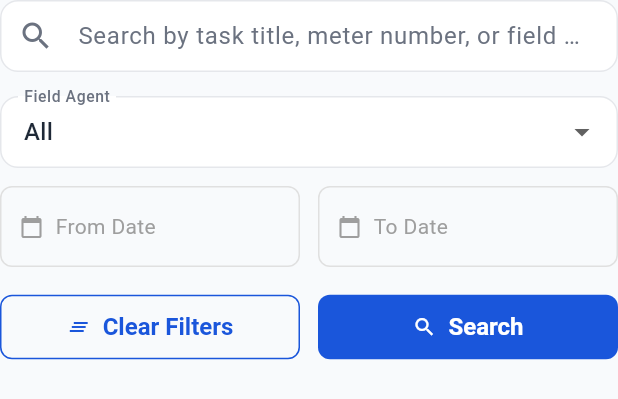
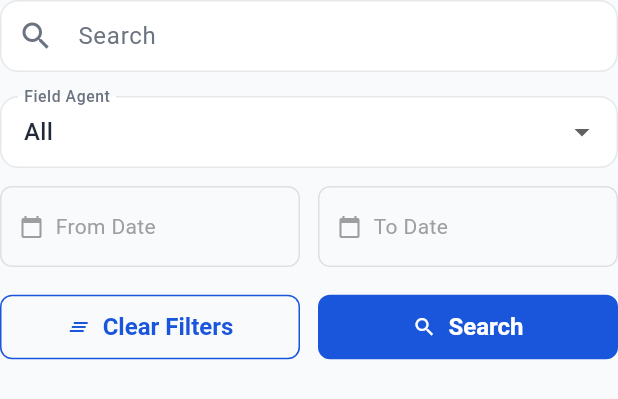
Before and after one commit to KushalChaulagain/NSPL-NEA-MOBILE-APP, a Flutter app: the ImageSearchWidget widget shown alone on an empty page, opened directly, on a phone screen of 412 x 824 dp. Shown: the top 399 px of the screen. Run offline on Flutter 3.47's test engine with Material 3 defaults, Android fonts, the phone set to English and light mode, and no system bars; our stand-ins replace cached_network_image, dio, flutter_secure_storage, image_picker, jwt_decoder, permission_handler and 1 more; missing offline and left inert: saver_gallery; accounts and stored records are empty; network calls fail.

Commit message:
Update task title formatting and improve search hint text
- Changed task title display from "Task #ID" to "Task: ID" across multiple screens for consistency.
- Updated search widget hint text to a more concise "Search".

```diff
--- a/nea_nspl_mobile_app/lib/screens/home_screen.dart
+++ b/nea_nspl_mobile_app/lib/screens/home_screen.dart
@@ -526,7 +526,7 @@ class _HomeScreenState extends State<HomeScreen> {
                 crossAxisAlignment: CrossAxisAlignment.start,
                 children: [
                   Text(
-                    ticket.title.isEmpty ? "Task #${ticket.id}" : ticket.title,
+                    ticket.title.isEmpty ? "Task: ${ticket.id}" : ticket.title,
                     style: const TextStyle(
                       fontWeight: FontWeight.w600,
                       fontSize: 16,
--- a/nea_nspl_mobile_app/lib/screens/profile_screen.dart
+++ b/nea_nspl_mobile_app/lib/screens/profile_screen.dart
@@ -121,14 +121,12 @@ class ProfileScreen extends StatelessWidget {
               child: Column(
                 crossAxisAlignment: CrossAxisAlignment.start,
                 children: [
-                  Text(
+                  const Text(
                     'Account Information',
                     style: AppTheme.subheadingStyle,
                   ),
                   const SizedBox(height: 16),
                   _buildInfoRow('Username', user.username),
-                  const Divider(),
-                  _buildInfoRow('ID', user.id),
                   const Divider(),
                   _buildInfoRow('Status', user.status),
                 ],
--- a/nea_nspl_mobile_app/lib/screens/ticket_completion_screen.dart
+++ b/nea_nspl_mobile_app/lib/screens/ticket_completion_screen.dart
@@ -158,7 +158,7 @@ class _TicketCompletionScreenState extends State<TicketCompletionScreen> {
                           const SizedBox(height: AppTheme.spacing16),
                           Text(
                             widget.ticket.title.isEmpty
-                                ? "Task #${widget.ticket.id}"
+                                ? "Task: ${widget.ticket.id}"
                                 : widget.ticket.title,
                             style: const TextStyle(
                               fontSize: 18,
--- a/nea_nspl_mobile_app/lib/screens/ticket_detail_screen.dart
+++ b/nea_nspl_mobile_app/lib/screens/ticket_detail_screen.dart
@@ -123,7 +123,7 @@ class _TicketDetailScreenState extends State<TicketDetailScreen> {
                       Expanded(
                         child: Text(
                           ticket.title.isEmpty
-                              ? "Task #${ticket.id}"
+                              ? "Task: ${ticket.id}"
                               : ticket.title,
                           style: AppTheme.headingStyle,
                         ),
--- a/nea_nspl_mobile_app/lib/screens/ticket_list_screen.dart
+++ b/nea_nspl_mobile_app/lib/screens/ticket_list_screen.dart
@@ -209,7 +209,7 @@ class _TicketListScreenState extends State<TicketListScreen> {
                     children: [
                       Text(
                         ticket.title.isEmpty
-                            ? "Task #${ticket.id}"
+                            ? "Task: ${ticket.id}"
                             : ticket.title,
                         style: const TextStyle(
                           fontWeight: FontWeight.w600,
--- a/nea_nspl_mobile_app/lib/widgets/image_search_widget.dart
+++ b/nea_nspl_mobile_app/lib/widgets/image_search_widget.dart
@@ -87,7 +87,7 @@ class _ImageSearchWidgetState extends State<ImageSearchWidget> {
         TextField(
           controller: _searchController,
           decoration: InputDecoration(
-            hintText: 'Search by task title, meter number, or field agent...',
+            hintText: 'Search',
             prefixIcon: const Icon(Icons.search),
             suffixIcon: _searchController.text.isNotEmpty
                 ? IconButton(
```
